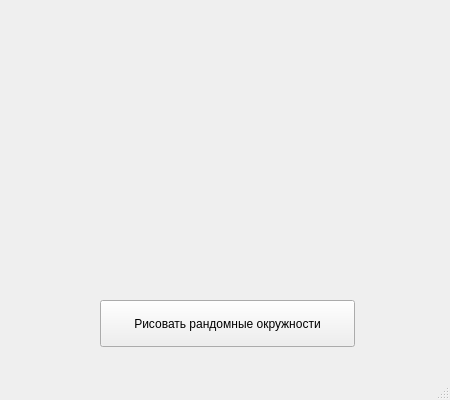
Qt form UI.ui (in179/GoogleLuceum1) before a commit.
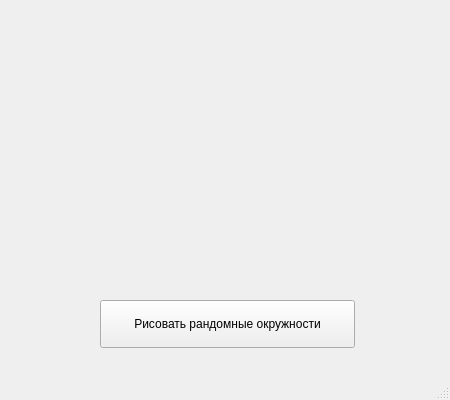
The same form after that commit.

Patch:
```diff
--- a/UI.ui
+++ b/UI.ui
@@ -20,7 +20,7 @@
       <x>100</x>
       <y>300</y>
       <width>255</width>
-      <height>47</height>
+      <height>48</height>
      </rect>
     </property>
     <property name="text">
```
